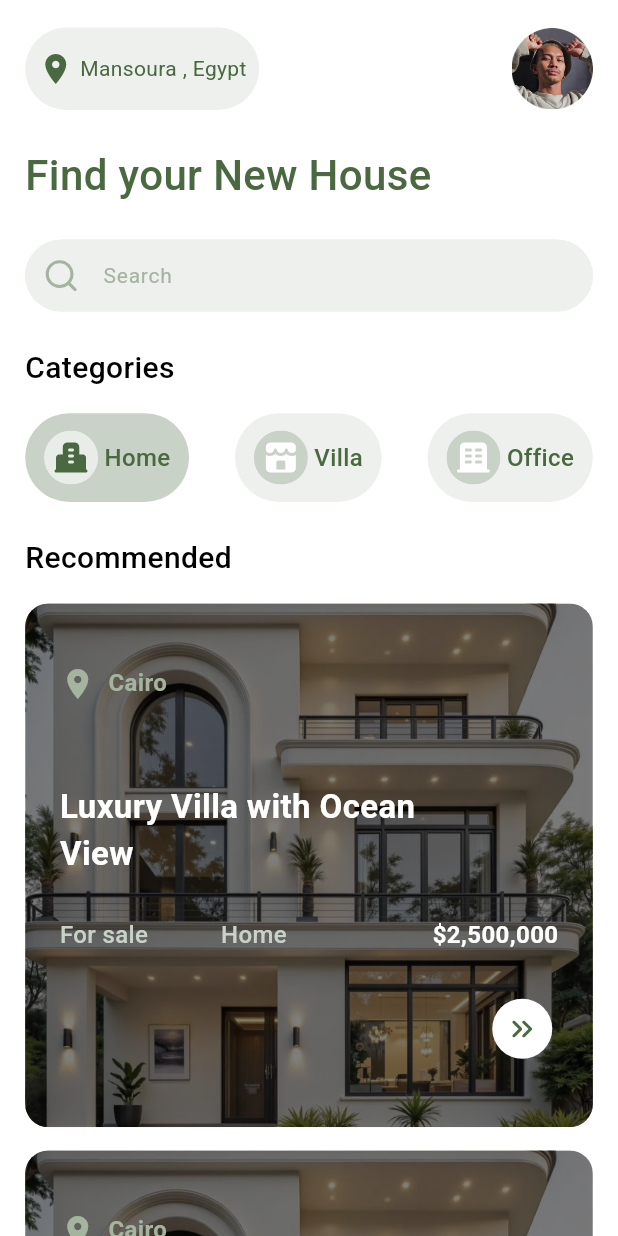
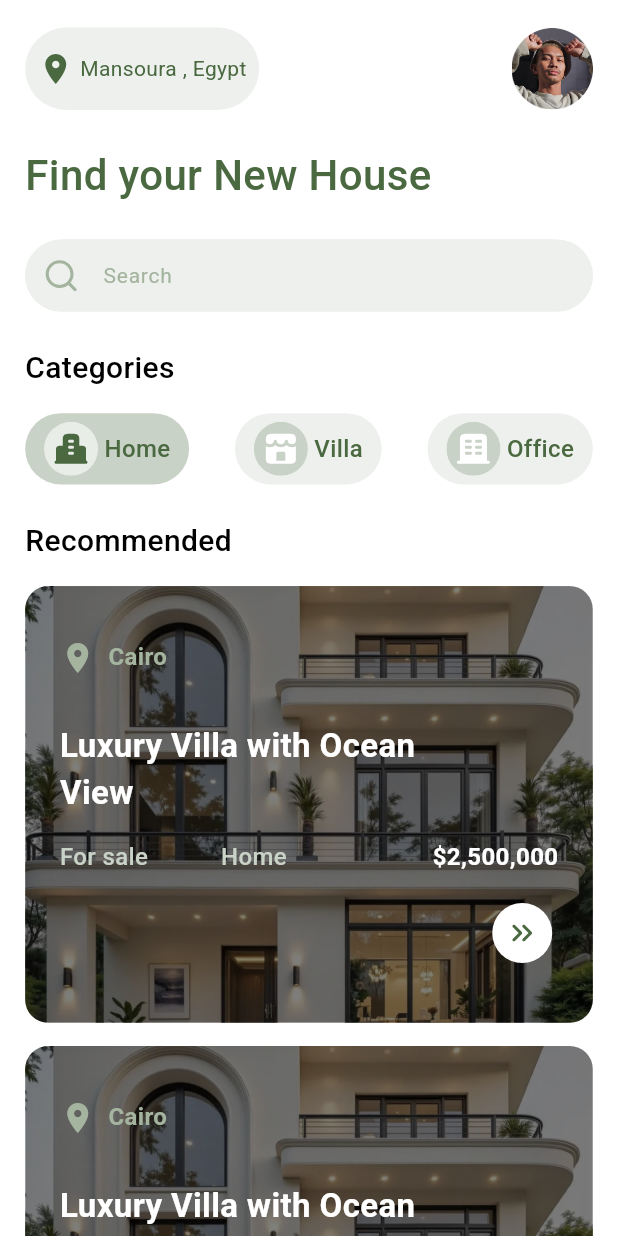
Before and after one commit to ahmedalnagdy18/saknly, a Flutter app: the HomePage screen opened directly, on a phone screen of 412 x 824 dp. Run offline on Flutter 3.47's test engine with Material 3 defaults, Android fonts, the phone set to English and light mode, and no system bars; our stand-ins replace dots_indicator, flutter_screenutil, flutter_svg, fluttertoast, image_picker, internet_connection_checker; missing offline and left inert: mobkit_dashed_border.

Commit message:
some fix in code

```diff
--- a/lib/features/home/screens/home_page.dart
+++ b/lib/features/home/screens/home_page.dart
@@ -178,7 +178,7 @@ Widget categoriesWidget({
   return GestureDetector(
     onTap: onTap,
     child: Container(
-      padding: EdgeInsets.symmetric(horizontal: 12.w, vertical: 12.h),
+      padding: EdgeInsets.symmetric(horizontal: 12.w, vertical: 6.h),
       decoration: BoxDecoration(
         borderRadius: BorderRadius.circular(50.r),
         color: isSelected ? AppColors.green3 : AppColors.green1,
--- a/lib/features/home/widgets/post_body_widget.dart
+++ b/lib/features/home/widgets/post_body_widget.dart
@@ -11,7 +11,7 @@ class PostBodyWidget extends StatelessWidget {
     return Container(
       clipBehavior: Clip.antiAlias,
       width: double.infinity,
-      height: 361.h,
+      height: 301.h, //todo: ask here desginer
       decoration: BoxDecoration(
         borderRadius: BorderRadius.circular(16.r),
       ),
@@ -65,6 +65,8 @@ class PostBodyWidget extends StatelessWidget {
                         fontSize: 22,
                       ),
                       textAlign: TextAlign.start,
+                      maxLines: 2,
+                      overflow: TextOverflow.ellipsis,
                     ),
                   ),
                 ),
```
